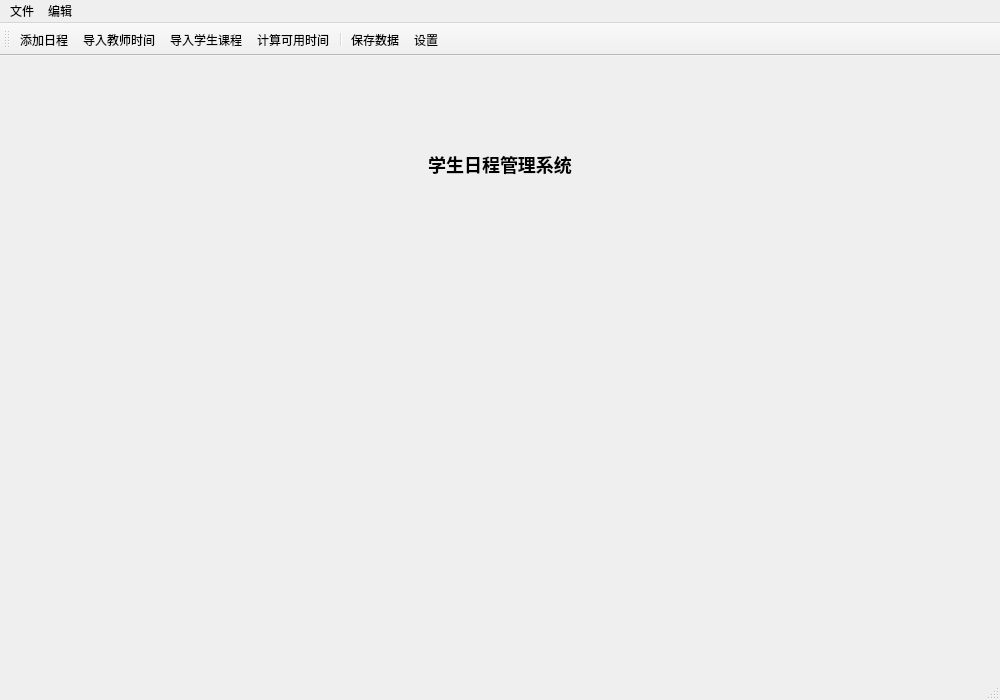
Old version of the form ui/forms/MainWindow.ui in the repository r-b-cheng/software_engineering_project.
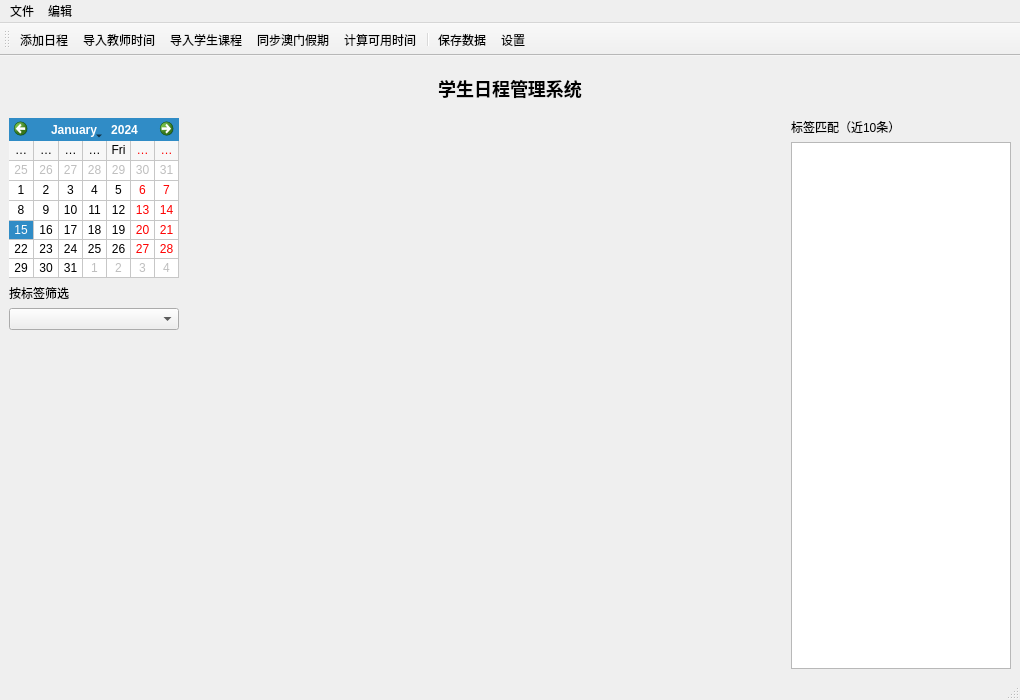
New version of the form. Custom widgets are drawn as their Qt base class.

Patch:
```diff
--- a/ui/forms/MainWindow.ui
+++ b/ui/forms/MainWindow.ui
@@ -31,7 +31,58 @@
     <item>
      <layout class="QHBoxLayout" name="mainLayout">
       <item>
-       <layout class="QVBoxLayout" name="leftLayout"/>
+       <layout class="QVBoxLayout" name="leftLayout">
+       <item>
+         <widget class="QCalendarWidget" name="calendarWidget">
+          <property name="maximumSize">
+           <size>
+            <width>170</width>
+            <height>160</height>
+           </size>
+          </property>
+          <property name="gridVisible">
+           <bool>true</bool>
+          </property>
+          <property name="verticalHeaderFormat">
+           <enum>QCalendarWidget::VerticalHeaderFormat::NoVerticalHeader</enum>
+         </property>
+        </widget>
+       </item>
+       <item>
+        <layout class="QVBoxLayout" name="tagFilterLayout">
+         <item>
+          <widget class="QLabel" name="tagFilterLabel">
+           <property name="text">
+            <string>按标签筛选</string>
+           </property>
+          </widget>
+         </item>
+         <item>
+          <widget class="QComboBox" name="tagFilterComboBox">
+           <property name="sizePolicy">
+            <sizepolicy hsizetype="Expanding" vsizetype="Fixed">
+             <horstretch>0</horstretch>
+             <verstretch>0</verstretch>
+            </sizepolicy>
+           </property>
+          </widget>
+         </item>
+        </layout>
+       </item>
+        <item>
+         <spacer name="calendarSpacer">
+          <property name="orientation">
+           <enum>Qt::Orientation::Vertical</enum>
+          </property>
+          <property name="sizeHint" stdset="0">
+           <size>
+            <width>20</width>
+            <height>40</height>
+           </size>
+          </property>
+         </spacer>
+        </item>
+       </layout>
       </item>
       <item>
        <layout class="QVBoxLayout" name="rightLayout">
@@ -42,6 +93,27 @@
             <width>600</width>
             <height>400</height>
            </size>
+         </property>
+         </widget>
+        </item>
+       </layout>
+      </item>
+      <item>
+       <layout class="QVBoxLayout" name="sideListLayout">
+        <item>
+         <widget class="QLabel" name="tagResultLabel">
+          <property name="text">
+           <string>标签匹配（近10条）</string>
+          </property>
+         </widget>
+        </item>
+        <item>
+         <widget class="QListWidget" name="tagResultListWidget">
+          <property name="minimumSize">
+           <size>
+            <width>220</width>
+            <height>150</height>
+           </size>
           </property>
          </widget>
         </item>
@@ -93,9 +165,11 @@
     <bool>false</bool>
    </attribute>
    <addaction name="addEventAction"/>
-   <addaction name="importProfessorAction"/>
-   <addaction name="importStudentCoursesAction"/>
-   <addaction name="calculateAction"/>
+    <addaction name="importProfessorAction"/>
+    <addaction name="importStudentCoursesAction"/>
+    <addaction name="syncHolidaysAction"/>
+    
+    <addaction name="calculateAction"/>
    <addaction name="separator"/>
    <addaction name="saveDataAction"/>
    <addaction name="settingsAction"/>
@@ -135,6 +209,13 @@
     <string>设置</string>
    </property>
   </action>
+  <action name="syncHolidaysAction">
+   <property name="text">
+    <string>同步澳门假期</string>
+   </property>
+  </action>
+  
+  
   <action name="autoJumpAction">
    <property name="text">
     <string>自动跳转到事件所在周</string>
```
Left out of the diff: 64 changed lines with no effect on the pictures.
